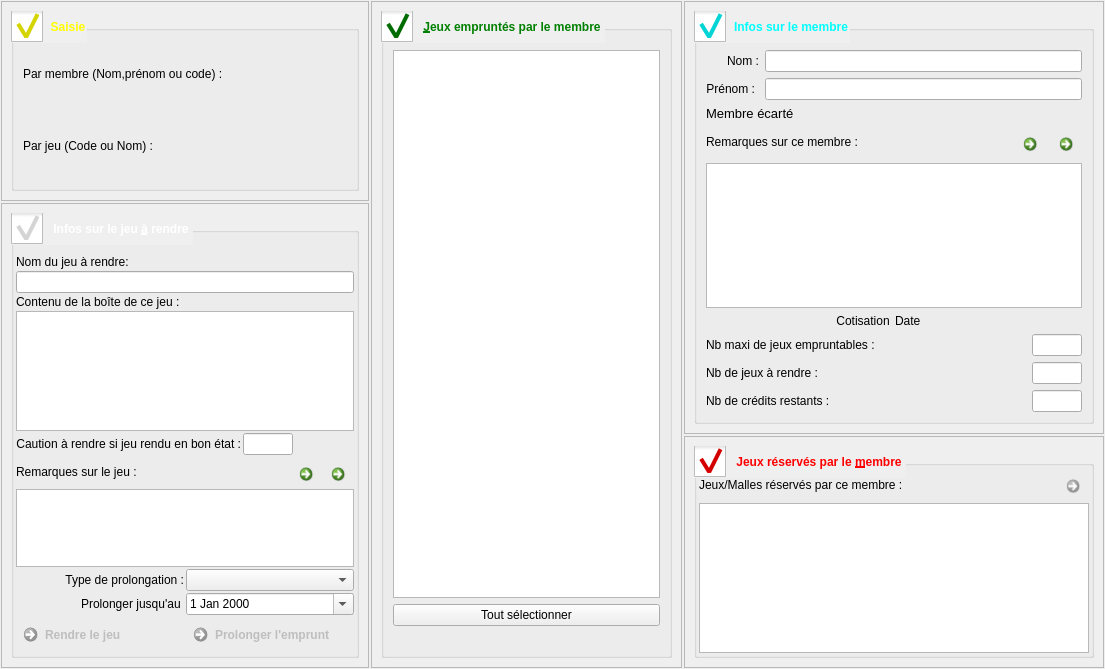
Before: the Qt Designer form f_retour.ui in nivhg/ludopen, drawn with Qt 5.
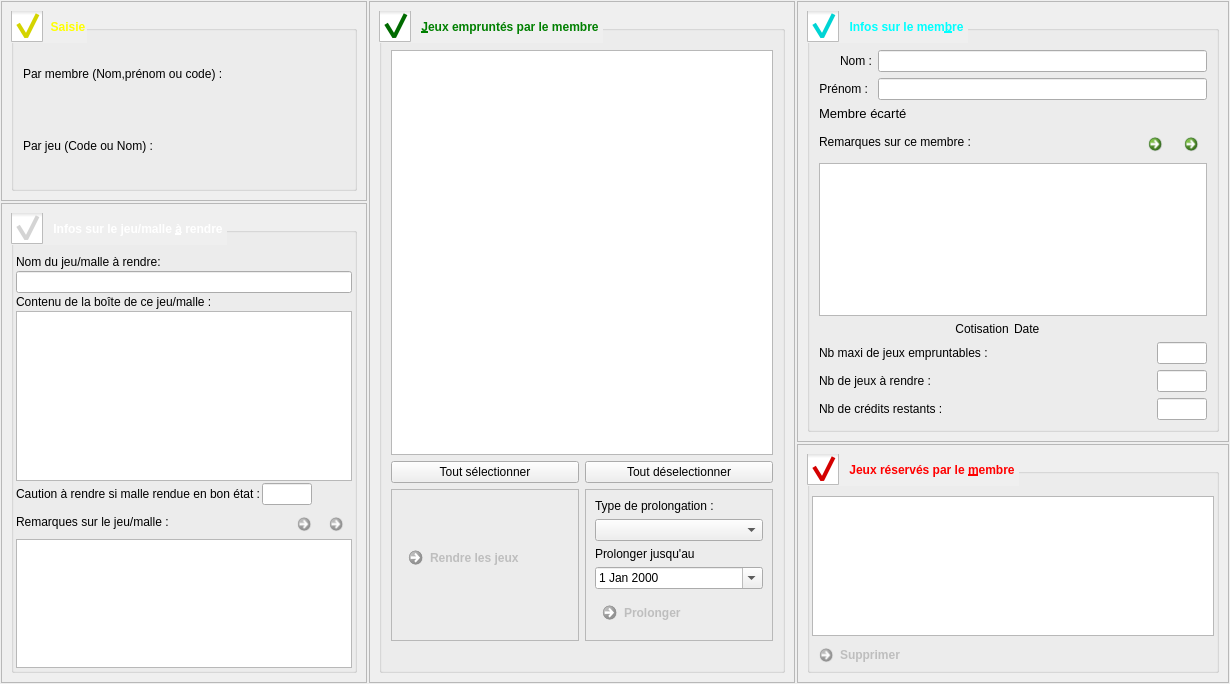
After: the same form once the commit is applied. Icons and pictures are not drawn.

Commit message: Avant retrait du nb de jeux autorisé pour chaque membre

Diff of the .ui file:
```diff
--- a/f_retour.ui
+++ b/f_retour.ui
@@ -6,8 +6,8 @@
    <rect>
     <x>0</x>
     <y>0</y>
-    <width>1105</width>
-    <height>669</height>
+    <width>1230</width>
+    <height>684</height>
    </rect>
   </property>
   <property name="windowTitle">
@@ -31,6 +31,12 @@
    </property>
    <item row="2" column="3">
     <widget class="QFrame" name="frame">
+     <property name="maximumSize">
+      <size>
+       <width>700</width>
+       <height>16777215</height>
+      </size>
+     </property>
      <property name="frameShape">
       <enum>QFrame::StyledPanel</enum>
      </property>
@@ -42,7 +48,7 @@
        <widget class="QGroupBox" name="groupBox_5">
         <property name="minimumSize">
          <size>
-          <width>400</width>
+          <width>0</width>
           <height>0</height>
          </size>
         </property>
@@ -85,51 +91,56 @@
           <number>2</number>
          </property>
          <item row="4" column="1">
+          <widget class="QCommandLinkButton" name="bt_SuppReservation">
+           <property name="enabled">
+            <bool>false</bool>
+           </property>
+           <property name="maximumSize">
+            <size>
+             <width>16777215</width>
+             <height>30</height>
+            </size>
+           </property>
+           <property name="text">
+            <string>Supprimer</string>
+           </property>
+           <property name="icon">
+            <iconset resource="ImagesIcones.qrc">
+             <normaloff>:/Supprimer.png</normaloff>:/Supprimer.png</iconset>
+           </property>
+           <property name="iconSize">
+            <size>
+             <width>15</width>
+             <height>15</height>
+            </size>
+           </property>
+          </widget>
+         </item>
+         <item row="3" column="1">
           <widget class="QTreeView" name="Tv_JeuxReserve">
            <property name="maximumSize">
             <size>
              <width>16777215</width>
-             <height>150</height>
+             <height>16777215</height>
             </size>
            </property>
           </widget>
          </item>
-         <item row="2" column="1" rowspan="2">
-          <layout class="QHBoxLayout" name="horizontalLayout_5">
-           <item>
-            <widget class="QLabel" name="label">
-             <property name="text">
-              <string>Jeux/Malles réservés par ce membre :</string>
-             </property>
-            </widget>
-           </item>
-           <item>
-            <widget class="QCommandLinkButton" name="bt_SuppReservation">
-             <property name="enabled">
-              <bool>false</bool>
-             </property>
-             <property name="maximumSize">
-              <size>
-               <width>30</width>
-               <height>30</height>
-              </size>
-             </property>
-             <property name="text">
-              <string/>
-             </property>
-             <property name="icon">
-              <iconset resource="ImagesIcones.qrc">
-               <normaloff>:/Supprimer.png</normaloff>:/Supprimer.png</iconset>
-             </property>
-             <property name="iconSize">
-              <size>
-               <width>15</width>
-               <height>15</height>
-              </size>
-             </property>
-            </widget>
-           </item>
-          </layout>
+         <item row="2" column="1">
+          <spacer name="verticalSpacer_2">
+           <property name="orientation">
+            <enum>Qt::Vertical</enum>
+           </property>
+           <property name="sizeType">
+            <enum>QSizePolicy::Minimum</enum>
+           </property>
+           <property name="sizeHint" stdset="0">
+            <size>
+             <width>20</width>
+             <height>20</height>
+            </size>
+           </property>
+          </spacer>
          </item>
         </layout>
        </widget>
@@ -146,7 +157,7 @@
       <enum>QFrame::Raised</enum>
      </property>
      <layout class="QGridLayout" name="gridLayout_11">
-      <item row="0" column="1">
+      <item row="0" column="0">
        <widget class="QGroupBox" name="groupBox_3">
         <property name="font">
          <font>
@@ -171,7 +182,118 @@
          <bool>true</bool>
         </property>
         <layout class="QGridLayout" name="gridLayout_7">
-         <item row="2" column="1">
+         <item row="4" column="4" colspan="3">
+          <widget class="QFrame" name="frame_6">
+           <property name="sizePolicy">
+            <sizepolicy hsizetype="Minimum" vsizetype="Preferred">
+             <horstretch>0</horstretch>
+             <verstretch>0</verstretch>
+            </sizepolicy>
+           </property>
+           <property name="maximumSize">
+            <size>
+             <width>300</width>
+             <height>16777215</height>
+            </size>
+           </property>
+           <property name="frameShape">
+            <enum>QFrame::StyledPanel</enum>
+           </property>
+           <property name="frameShadow">
+            <enum>QFrame::Raised</enum>
+           </property>
+           <layout class="QGridLayout" name="gridLayout_12">
+            <item row="4" column="0">
+             <widget class="QCommandLinkButton" name="Bt_Prolonger">
+              <property name="enabled">
+               <bool>false</bool>
+              </property>
+              <property name="cursor">
+               <cursorShape>PointingHandCursor</cursorShape>
+              </property>
+              <property name="text">
+               <string>Prolonger</string>
+              </property>
+              <property name="icon">
+               <iconset resource="ImagesIcones.qrc">
+                <normaloff>:/RAZ.png</normaloff>:/RAZ.png</iconset>
+              </property>
+              <property name="iconSize">
+               <size>
+                <width>30</width>
+                <height>30</height>
+               </size>
+              </property>
+             </widget>
+            </item>
+            <item row="0" column="0">
+             <widget class="QLabel" name="Lb_TypeProlongation">
+              <property name="font">
+               <font>
+                <weight>50</weight>
+                <bold>false</bold>
+               </font>
+              </property>
+              <property name="text">
+               <string>Type de prolongation :</string>
+              </property>
+              <property name="alignment">
+               <set>Qt::AlignLeading|Qt::AlignLeft|Qt::AlignVCenter</set>
+              </property>
+             </widget>
+            </item>
+            <item row="2" column="0">
+             <widget class="QLabel" name="Lb_Prolonger">
+              <property name="font">
+               <font>
+                <weight>50</weight>
+                <bold>false</bold>
+               </font>
+              </property>
+              <property name="text">
+               <string>Prolonger jusqu'au </string>
+              </property>
+              <property name="alignment">
+               <set>Qt::AlignLeading|Qt::AlignLeft|Qt::AlignVCenter</set>
+              </property>
+             </widget>
+            </item>
+            <item row="3" column="0">
+             <widget class="QDateEdit" name="DtE_Prolonger">
+              <property name="font">
+               <font>
+                <weight>50</weight>
+                <bold>false</bold>
+               </font>
+              </property>
+              <property name="calendarPopup">
+               <bool>true</bool>
+              </property>
+             </widget>
+            </item>
+            <item row="1" column="0">
+             <widget class="QComboBox" name="CBx_TypeProlongation"/>
+            </item>
+           </layout>
+          </widget>
+         </item>
+         <item row="0" column="0">
+          <spacer name="verticalSpacer">
+           <property name="orientation">
+            <enum>Qt::Vertical</enum>
+           </property>
+           <property name="sizeType">
+            <enum>QSizePolicy::Minimum</enum>
+           </property>
+           <property name="sizeHint" stdset="0">
+            <size>
+             <width>20</width>
+             <height>10</height>
+            </size>
+           </property>
+          </spacer>
+         </item>
+         <item row="2" column="0" colspan="4">
           <widget class="QPushButton" name="Bt_ToutSelectionner">
            <property name="font">
             <font>
@@ -190,7 +312,14 @@
            </property>
           </widget>
          </item>
-         <item row="3" column="1">
+         <item row="2" column="4" colspan="3">
+          <widget class="QPushButton" name="Bt_ToutDeselectionner">
+           <property name="text">
+            <string>Tout déselectionner</string>
+           </property>
+          </widget>
+         </item>
+         <item row="5" column="0" colspan="6">
           <widget class="QLabel" name="Lb_AmendeAPayer">
            <property name="font">
             <font>
@@ -206,28 +335,59 @@
            </property>
           </widget>
          </item>
-         <item row="1" column="1">
+         <item row="1" column="0" colspan="7">
           <widget class="QTreeView" name="Tv_JeuxEmprunte">
+           <property name="minimumSize">
+            <size>
+             <width>0</width>
+             <height>0</height>
+            </size>
+           </property>
            <property name="editTriggers">
             <set>QAbstractItemView::NoEditTriggers</set>
            </property>
           </widget>
          </item>
-         <item row="0" column="1">
-          <spacer name="verticalSpacer">
-           <property name="orientation">
-            <enum>Qt::Vertical</enum>
+         <item row="4" column="0" colspan="4">
+          <widget class="QFrame" name="frame_7">
+           <property name="frameShape">
+            <enum>QFrame::StyledPanel</enum>
            </property>
-           <property name="sizeType">
-            <enum>QSizePolicy::Minimum</enum>
+           <property name="frameShadow">
+            <enum>QFrame::Raised</enum>
            </property>
-           <property name="sizeHint" stdset="0">
-            <size>
-             <width>20</width>
-             <height>10</height>
-            </size>
-           </property>
-          </spacer>
+           <layout class="QGridLayout" name="gridLayout_13">
+            <item row="0" column="0">
+             <widget class="QCommandLinkButton" name="Bt_RendreJeu">
+              <property name="enabled">
+               <bool>false</bool>
+              </property>
+              <property name="maximumSize">
+               <size>
+                <width>16777215</width>
+                <height>50</height>
+               </size>
+              </property>
+              <property name="cursor">
+               <cursorShape>PointingHandCursor</cursorShape>
+              </property>
+              <property name="text">
+               <string>Rendre les jeux</string>
+              </property>
+              <property name="icon">
+               <iconset resource="ImagesIcones.qrc">
+                <normaloff>:/Rendre.png</normaloff>:/Rendre.png</iconset>
+              </property>
+              <property name="iconSize">
+               <size>
+                <width>30</width>
+                <height>30</height>
+               </size>
+              </property>
+             </widget>
+            </item>
+           </layout>
+          </widget>
          </item>
         </layout>
        </widget>
@@ -237,6 +397,12 @@
    </item>
    <item row="0" column="3" rowspan="2">
     <widget class="QFrame" name="frame_3">
+     <property name="maximumSize">
+      <size>
+       <width>700</width>
+       <height>16777215</height>
+      </size>
+     </property>
      <property name="frameShape">
       <enum>QFrame::StyledPanel</enum>
      </property>
@@ -266,7 +432,7 @@
 }</string>
         </property>
         <property name="title">
-         <string>Infos sur le membre</string>
+         <string>Infos sur le mem&amp;bre</string>
         </property>
         <property name="checkable">
          <bool>true</bool>
@@ -620,7 +786,7 @@
      </property>
      <property name="maximumSize">
       <size>
-       <width>16777215</width>
+       <width>400</width>
        <height>200</height>
       </size>
      </property>
@@ -693,6 +859,12 @@
    </item>
    <item row="1" column="0" rowspan="2">
     <widget class="QFrame" name="frame_4">
+     <property name="maximumSize">
+      <size>
+       <width>400</width>
+       <height>16777215</height>
+      </size>
+     </property>
      <property name="frameShape">
       <enum>QFrame::StyledPanel</enum>
      </property>
@@ -719,7 +891,7 @@
 }</string>
         </property>
         <property name="title">
-         <string>Infos sur le jeu &amp;à rendre</string>
+         <string>Infos sur le jeu/malle &amp;à rendre</string>
         </property>
         <property name="checkable">
          <bool>true</bool>
@@ -740,197 +912,6 @@
          <property name="spacing">
           <number>2</number>
          </property>
-         <item row="13" column="0" colspan="2">
-          <widget class="QCommandLinkButton" name="Bt_RendreJeu">
-           <property name="enabled">
-            <bool>false</bool>
-           </property>
-           <property name="cursor">
-            <cursorShape>PointingHandCursor</cursorShape>
-           </property>
-           <property name="text">
-            <string>Rendre le jeu</string>
-           </property>
-           <property name="icon">
-            <iconset resource="ImagesIcones.qrc">
-             <normaloff>:/Rendre.png</normaloff>:/Rendre.png</iconset>
-           </property>
-           <property name="iconSize">
-            <size>
-             <width>30</width>
-             <height>30</height>
-            </size>
-           </property>
-          </widget>
-         </item>
-         <item row="11" column="0" colspan="3">
-          <layout class="QHBoxLayout" name="horizontalLayout_6">
-           <item>
-            <widget class="QLabel" name="Lb_TypeProlongation">
-             <property name="font">
-              <font>
-               <weight>50</weight>
-               <bold>false</bold>
-              </font>
-             </property>
-             <property name="text">
-              <string>Type de prolongation :</string>
-             </property>
-             <property name="alignment">
-              <set>Qt::AlignRight|Qt::AlignTrailing|Qt::AlignVCenter</set>
-             </property>
-            </widget>
-           </item>
-           <item>
-            <widget class="QComboBox" name="CBx_TypeProlongation"/>
-           </item>
-          </layout>
-         </item>
-         <item row="13" column="2">
-          <widget class="QCommandLinkButton" name="Bt_Prolonger">
-           <property name="enabled">
-            <bool>false</bool>
-           </property>
-           <property name="cursor">
-            <cursorShape>PointingHandCursor</cursorShape>
-           </property>
-           <property name="text">
-            <string>Prolonger l'emprunt</string>
-           </property>
-           <property name="icon">
-            <iconset resource="ImagesIcones.qrc">
-             <normaloff>:/RAZ.png</normaloff>:/RAZ.png</iconset>
-           </property>
-           <property name="iconSize">
-            <size>
-             <width>30</width>
-             <height>30</height>
-            </size>
-           </property>
-          </widget>
-         </item>
-         <item row="12" column="0" colspan="3">
-          <layout class="QHBoxLayout" name="horizontalLayout_4">
-           <item>
-            <widget class="QLabel" name="Lb_Prolonger">
-             <property name="font">
-              <font>
-               <weight>50</weight>
-               <bold>false</bold>
-              </font>
-             </property>
-             <property name="text">
-              <string>Prolonger jusqu'au </string>
-             </property>
-             <property name="alignment">
-              <set>Qt::AlignRight|Qt::AlignTrailing|Qt::AlignVCenter</set>
-             </property>
-            </widget>
-           </item>
-           <item>
-            <widget class="QDateEdit" name="DtE_Prolonger">
-             <property name="font">
-              <font>
-               <weight>50</weight>
-               <bold>false</bold>
-              </font>
-             </property>
-             <property name="calendarPopup">
-              <bool>true</bool>
-             </property>
-            </widget>
-           </item>
-          </layout>
-         </item>
-         <item row="8" column="0" colspan="3">
-          <layout class="QHBoxLayout" name="horizontalLayout_3">
-           <item>
-            <widget class="QLabel" name="Lb_Caution">
-             <property name="font">
-              <font>
-               <weight>50</weight>
-               <bold>false</bold>
-              </font>
-             </property>
-             <property name="text">
-              <string>Caution à rendre si jeu rendu en bon état :</string>
-             </property>
-             <property name="alignment">
-              <set>Qt::AlignRight|Qt::AlignTrailing|Qt::AlignVCenter</set>
-             </property>
-            </widget>
-           </item>
-           <item>
-            <widget class="QLineEdit" name="LE_Caution">
-             <property name="maximumSize">
-              <size>
-               <width>50</width>
-               <height>16777215</height>
-              </size>
-             </property>
-             <property name="readOnly">
-              <bool>true</bool>
-             </property>
-            </widget>
-           </item>
-           <item>
-            <spacer name="horizontalSpacer_8">
-             <property name="orientation">
-              <enum>Qt::Horizontal</enum>
-             </property>
-             <property name="sizeHint" stdset="0">
-              <size>
-               <width>40</width>
-               <height>20</height>
-              </size>
-             </property>
-            </spacer>
-           </item>
-          </layout>
-         </item>
-         <item row="0" column="0" colspan="3">
-          <layout class="QVBoxLayout" name="verticalLayout">
-           <property name="topMargin">
-            <number>20</number>
-           </property>
-           <item>
-            <widget class="QLabel" name="Lb_NomJeu">
-             <property name="font">
-              <font>
-               <weight>50</weight>
-               <bold>false</bold>
-              </font>
-             </property>
-             <property name="text">
-              <string>Nom du jeu à rendre: </string>
-             </property>
-             <property name="alignment">
-              <set>Qt::AlignLeading|Qt::AlignLeft|Qt::AlignVCenter</set>
-             </property>
-            </widget>
-           </item>
-           <item>
-            <widget class="QLineEdit" name="LE_NomJeuARemplir">
-             <property name="readOnly">
-              <bool>true</bool>
-             </property>
-            </widget>
-           </item>
-          </layout>
-         </item>
-         <item row="2" column="0" colspan="3">
-          <widget class="QTextEdit" name="TxE_ContenuBoite">
-           <property name="maximumSize">
-            <size>
-             <width>16777215</width>
-             <height>300</height>
-            </size>
-           </property>
-           <property name="readOnly">
-            <bool>true</bool>
-           </property>
-          </widget>
-         </item>
          <item row="9" column="0" colspan="3">
           <layout class="QHBoxLayout" name="horizontalLayout_2">
            <item>
@@ -942,7 +923,7 @@
               </font>
              </property>
              <property name="text">
-              <string>Remarques sur le jeu :</string>
+              <string>Remarques sur le jeu/malle :</string>
              </property>
             </widget>
            </item>
@@ -961,6 +942,9 @@
            </item>
            <item>
             <widget class="QCommandLinkButton" name="Bt_ValiderRemarqueJeu">
+             <property name="enabled">
+              <bool>false</bool>
+             </property>
              <property name="maximumSize">
               <size>
                <width>30</width>
@@ -984,6 +968,9 @@
            </item>
            <item>
             <widget class="QCommandLinkButton" name="Bt_AnnulerRemarqueJeu">
+             <property name="enabled">
+              <bool>false</bool>
+             </property>
              <property name="maximumSize">
               <size>
                <width>30</width>
@@ -1007,6 +994,49 @@
            </item>
           </layout>
          </item>
+         <item row="2" column="0" colspan="3">
+          <widget class="QTextEdit" name="TxE_ContenuBoite">
+           <property name="maximumSize">
+            <size>
+             <width>16777215</width>
+             <height>300</height>
+            </size>
+           </property>
+           <property name="readOnly">
+            <bool>true</bool>
+           </property>
+          </widget>
+         </item>
+         <item row="0" column="0" colspan="3">
+          <layout class="QVBoxLayout" name="verticalLayout">
+           <property name="topMargin">
+            <number>20</number>
+           </property>
+           <item>
+            <widget class="QLabel" name="Lb_NomJeu">
+             <property name="font">
+              <font>
+               <weight>50</weight>
+               <bold>false</bold>
+              </font>
+             </property>
+             <property name="text">
+              <string>Nom du jeu/malle à rendre: </string>
+             </property>
+             <property name="alignment">
+              <set>Qt::AlignLeading|Qt::AlignLeft|Qt::AlignVCenter</set>
+             </property>
+            </widget>
+           </item>
+           <item>
+            <widget class="QLineEdit" name="LE_NomJeuARemplir">
+             <property name="readOnly">
+              <bool>true</bool>
+             </property>
+            </widget>
+           </item>
+          </layout>
+         </item>
          <item row="10" column="0" colspan="3">
           <widget class="QTextEdit" name="TxE_RemarquesJeu">
            <property name="maximumSize">
@@ -1026,10 +1056,56 @@
             </font>
            </property>
            <property name="text">
-            <string>Contenu de la boîte de ce jeu : </string>
+            <string>Contenu de la boîte de ce jeu/malle : </string>
            </property>
           </widget>
          </item>
+         <item row="8" column="0" colspan="3">
+          <layout class="QHBoxLayout" name="horizontalLayout_3">
+           <item>
+            <widget class="QLabel" name="Lb_Caution">
+             <property name="font">
+              <font>
+               <weight>50</weight>
+               <bold>false</bold>
+              </font>
+             </property>
+             <property name="text">
+              <string>Caution à rendre si malle rendue en bon état :</string>
+             </property>
+             <property name="alignment">
+              <set>Qt::AlignRight|Qt::AlignTrailing|Qt::AlignVCenter</set>
+             </property>
+            </widget>
+           </item>
+           <item>
+            <widget class="QLineEdit" name="LE_Caution">
+             <property name="maximumSize">
+              <size>
+               <width>50</width>
+               <height>16777215</height>
+              </size>
+             </property>
+             <property name="readOnly">
+              <bool>true</bool>
+             </property>
+            </widget>
+           </item>
+           <item>
+            <spacer name="horizontalSpacer_8">
+             <property name="orientation">
+              <enum>Qt::Horizontal</enum>
+             </property>
+             <property name="sizeHint" stdset="0">
+              <size>
+               <width>40</width>
+               <height>20</height>
+              </size>
+             </property>
+            </spacer>
+           </item>
+          </layout>
+         </item>
         </layout>
        </widget>
       </item>
```
Left out of the diff: 3 changed lines with no effect on the pictures. The commit also changes 12 other files.
